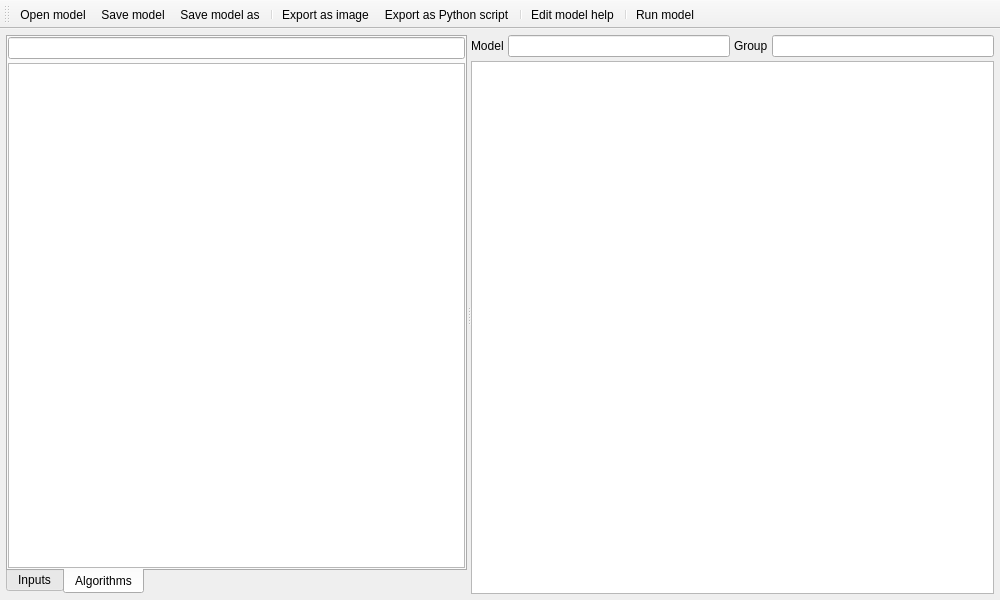
Before: the Qt Designer form python/plugins/processing/ui/DlgModeler.ui in carsmie/QGIS, drawn with Qt 5.
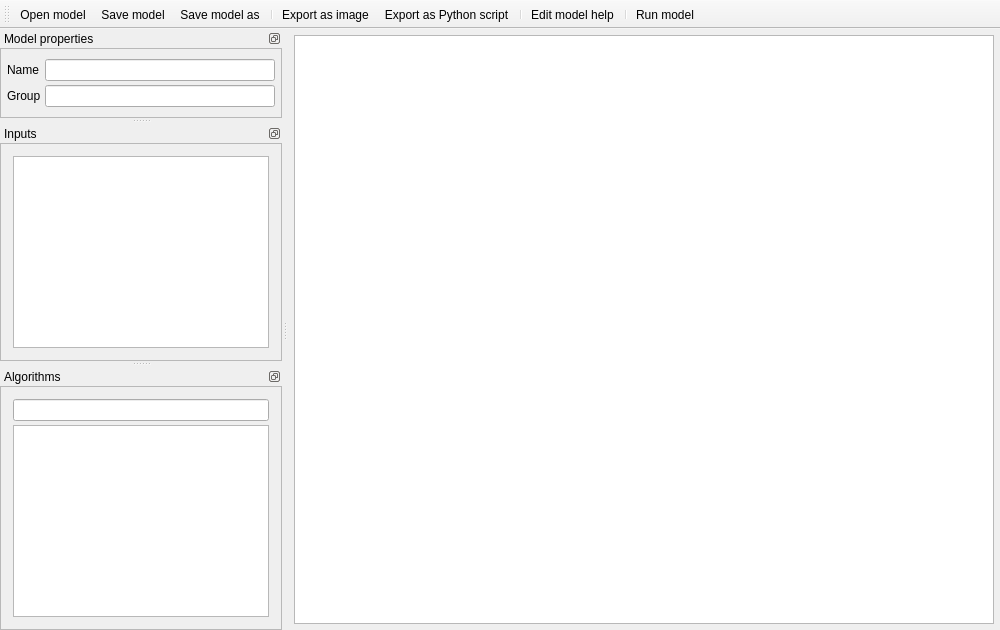
After: the same form once the commit is applied. Icons and pictures are not drawn. Custom widgets are drawn as their Qt base class.

Commit message: [processing] upgrade modeler to make use of qgsdockwidgets

Patch:
```diff
--- a/python/plugins/processing/ui/DlgModeler.ui
+++ b/python/plugins/processing/ui/DlgModeler.ui
@@ -22,122 +22,272 @@
      <number>6</number>
     </property>
     <item>
-     <widget class="QSplitter" name="splitter">
-      <property name="orientation">
-       <enum>Qt::Horizontal</enum>
+     <widget class="QGraphicsView" name="view"/>
+    </item>     
+   </layout>
+  </widget>
+  <widget class="QgsDockWidget" name="propertiesDock">
+   <property name="features">
+    <set>QDockWidget::DockWidgetFloatable|QDockWidget::DockWidgetMovable</set>
+   </property>
+   <property name="windowTitle">
+    <string>Model properties</string>
+   </property>
+   <attribute name="dockWidgetArea">
+    <number>1</number>
+   </attribute>
+   <layout class="QVBoxLayout" name="verticalDockLayout_1">
+    <property name="spacing">
+     <number>0</number>
+    </property>
+    <property name="margin">
+     <number>0</number>
+    </property>
+    <item>
+     <widget class="QScrollArea" name="scrollArea_1">
+      <property name="sizePolicy">
+       <sizepolicy hsizetype="MinimumExpanding" vsizetype="MinimumExpanding">
+        <horstretch>0</horstretch>
+        <verstretch>0</verstretch>
+       </sizepolicy>
       </property>
-      <widget class="QTabWidget" name="tabWidget">
-       <property name="minimumSize">
-        <size>
-         <width>300</width>
-         <height>0</height>
-        </size>
+      <property name="focusPolicy">
+       <enum>Qt::WheelFocus</enum>
+      </property>
+      <property name="frameShape">
+       <enum>QFrame::StyledPanel</enum>
+      </property>
+      <property name="frameShadow">
+       <enum>QFrame::Plain</enum>
+      </property>
+      <property name="widgetResizable">
+       <bool>true</bool>
+      </property>
+      <widget class="QWidget" name="scrollAreaWidgetContents_1">
+       <property name="geometry">
+        <rect>
+         <x>0</x>
+         <y>0</y>
+         <width>287</width>
+         <height>500</height>
+        </rect>
        </property>
-       <property name="tabPosition">
-        <enum>QTabWidget::South</enum>
-       </property>
-       <property name="currentIndex">
-        <number>1</number>
-       </property>
-       <widget class="QWidget" name="tab">
-        <attribute name="title">
-         <string>Inputs</string>
-        </attribute>
-        <layout class="QVBoxLayout" name="verticalLayout_3">
-         <property name="spacing">
-          <number>4</number>
-         </property>
-         <property name="margin">
-          <number>0</number>
-         </property>
-         <item>
-          <widget class="QTreeWidget" name="inputsTree">
-           <property name="alternatingRowColors">
-            <bool>true</bool>
-           </property>
-           <attribute name="headerVisible">
-            <bool>false</bool>
-           </attribute>
-           <column>
+       <layout class="QVBoxLayout" name="verticalLayout_2">
+        <property name="spacing">
+         <number>4</number>
+        </property>
+        <property name="margin">
+         <number>6</number>
+        </property>
+        <item>
+         <layout class="QGridLayout" name="gridLayout">
+          <property name="spacing">
+           <number>4</number>
+          </property>
+          <item row="0" column="0">
+           <widget class="QLabel" name="label_1">
             <property name="text">
-             <string notr="true">1</string>
+             <string>Name</string>
             </property>
-           </column>
-          </widget>
-         </item>
-        </layout>
-       </widget>
-       <widget class="QWidget" name="tab_2">
-        <attribute name="title">
-         <string>Algorithms</string>
-        </attribute>
-        <layout class="QVBoxLayout" name="verticalLayout_4">
-         <property name="spacing">
-          <number>4</number>
-         </property>
-         <property name="margin">
-          <number>0</number>
-         </property>
-         <item>
-          <widget class="QgsFilterLineEdit" name="searchBox">
-           <property name="toolTip">
-            <string>Enter algorithm name to filter list</string>
-           </property>
-          </widget>
-         </item>
-         <item>
-          <widget class="QTreeWidget" name="algorithmTree">
-           <property name="alternatingRowColors">
-            <bool>true</bool>
-           </property>
-           <attribute name="headerVisible">
-            <bool>false</bool>
-           </attribute>
-           <column>
+           </widget>
+          </item>
+          <item row="0" column="1">
+           <widget class="QLineEdit" name="textName">
+            <property name="toolTip">
+             <string>Enter model name here</string> 
+            </property>
+           </widget>
+          </item>
+          <item row="1" column="0">
+           <widget class="QLabel" name="label_2">
             <property name="text">
-             <string notr="true">1</string>
+             <string>Group</string>
             </property>
-           </column>
-          </widget>
-         </item>
-        </layout>
-       </widget>
+           </widget>
+          </item>
+          <item row="1" column="1">
+           <widget class="QLineEdit" name="textGroup">
+            <property name="toolTip">
+             <string>Enter group name here</string> 
+            </property>
+           </widget>
+          </item>
+         </layout>
+        </item>
+       </layout>
       </widget>
-      <widget class="QWidget" name="layoutWidget">
-       <layout class="QGridLayout" name="gridLayout">
+     </widget>
+    </item>
+   </layout>
+  </widget>
+  <widget class="QgsDockWidget" name="inputsDock">
+   <property name="features">
+    <set>QDockWidget::DockWidgetFloatable|QDockWidget::DockWidgetMovable</set>
+   </property>
+   <property name="windowTitle">
+    <string>Inputs</string>
+   </property>
+   <attribute name="dockWidgetArea">
+    <number>1</number>
+   </attribute>
+   <layout class="QVBoxLayout" name="verticalDockLayout_2">
+    <property name="spacing">
+     <number>0</number>
+    </property>
+    <property name="margin">
+     <number>0</number>
+    </property>
+    <item>
+     <widget class="QScrollArea" name="scrollArea_2">
+      <property name="sizePolicy">
+       <sizepolicy hsizetype="MinimumExpanding" vsizetype="MinimumExpanding">
+        <horstretch>0</horstretch>
+        <verstretch>0</verstretch>
+       </sizepolicy>
+      </property>
+      <property name="focusPolicy">
+       <enum>Qt::WheelFocus</enum>
+      </property>
+      <property name="frameShape">
+       <enum>QFrame::StyledPanel</enum>
+      </property>
+      <property name="frameShadow">
+       <enum>QFrame::Plain</enum>
+      </property>
+      <property name="widgetResizable">
+       <bool>true</bool>
+      </property>
+      <widget class="QWidget" name="scrollAreaWidgetContents_2">
+       <property name="geometry">
+        <rect>
+         <x>0</x>
+         <y>0</y>
+         <width>287</width>
+         <height>1113</height>
+        </rect>
+       </property>
+       <layout class="QVBoxLayout" name="verticalLayout_3">
         <property name="spacing">
          <number>4</number>
         </property>
-        <item row="0" column="0">
-         <widget class="QLabel" name="label_1">
-          <property name="text">
-           <string>Model</string>
+        <property name="margin">
+         <number>6</number>
+        </property>
+        <item>
+         <layout class="QVBoxLayout" name="verticalLayout_4">
+          <property name="spacing">
+           <number>4</number>
           </property>
-         </widget>
-        </item>
-        <item row="0" column="1">
-         <widget class="QLineEdit" name="textName">
-          <property name="toolTip">
-           <string>Enter model name here</string> 
+          <property name="margin">
+           <number>6</number>
           </property>
-         </widget>
+          <item>
+           <widget class="QTreeWidget" name="inputsTree">
+            <property name="alternatingRowColors">
+             <bool>true</bool>
+            </property>
+            <attribute name="headerVisible">
+             <bool>false</bool>
+            </attribute>
+            <column>
+             <property name="text">
+              <string notr="true">1</string>
+             </property>
+            </column>
+           </widget>
+          </item>
+         </layout>
         </item>
-        <item row="0" column="2">
-         <widget class="QLabel" name="label_2">
-          <property name="text">
-           <string>Group</string>
+       </layout>
+      </widget>
+     </widget>
+    </item>
+   </layout>
+  </widget>
+  <widget class="QgsDockWidget" name="algorithmsDock">
+   <property name="features">
+    <set>QDockWidget::DockWidgetFloatable|QDockWidget::DockWidgetMovable</set>
+   </property>
+   <property name="windowTitle">
+    <string>Algorithms</string>
+   </property>
+   <attribute name="dockWidgetArea">
+    <number>1</number>
+   </attribute>
+   <layout class="QVBoxLayout" name="verticalDockLayout_3">
+    <property name="spacing">
+     <number>0</number>
+    </property>
+    <property name="margin">
+     <number>0</number>
+    </property>
+    <item>
+     <widget class="QScrollArea" name="scrollArea_3">
+      <property name="sizePolicy">
+       <sizepolicy hsizetype="MinimumExpanding" vsizetype="MinimumExpanding">
+        <horstretch>0</horstretch>
+        <verstretch>0</verstretch>
+       </sizepolicy>
+      </property>
+      <property name="focusPolicy">
+       <enum>Qt::WheelFocus</enum>
+      </property>
+      <property name="frameShape">
+       <enum>QFrame::StyledPanel</enum>
+      </property>
+      <property name="frameShadow">
+       <enum>QFrame::Plain</enum>
+      </property>
+      <property name="widgetResizable">
+       <bool>true</bool>
+      </property>
+      <widget class="QWidget" name="scrollAreaWidgetContents_3">
+       <property name="geometry">
+        <rect>
+         <x>0</x>
+         <y>0</y>
+         <width>287</width>
+         <height>1113</height>
+        </rect>
+       </property>
+       <layout class="QVBoxLayout" name="verticalLayout_5">
+        <property name="spacing">
+         <number>4</number>
+        </property>
+        <property name="margin">
+         <number>6</number>
+        </property>
+        <item>
+         <layout class="QVBoxLayout" name="verticalLayout_6">
+          <property name="spacing">
+           <number>4</number>
           </property>
-         </widget>
-        </item>
-        <item row="0" column="3">
-         <widget class="QLineEdit" name="textGroup">
-          <property name="toolTip">
-           <string>Enter group name here</string> 
+          <property name="margin">
+           <number>6</number>
           </property>
-         </widget>
-        </item>
-        <item row="1" column="0" colspan="4">
-         <widget class="QGraphicsView" name="view"/>
+          <item>
+           <widget class="QgsFilterLineEdit" name="searchBox">
+            <property name="toolTip">
+             <string>Enter algorithm name to filter list</string>
+            </property>
+           </widget>
+          </item>
+          <item>
+           <widget class="QTreeWidget" name="algorithmTree">
+            <property name="alternatingRowColors">
+             <bool>true</bool>
+            </property>
+            <attribute name="headerVisible">
+             <bool>false</bool>
+            </attribute>
+            <column>
+             <property name="text">
+              <string notr="true">1</string>
+             </property>
+            </column>
+           </widget>
+          </item>
+         </layout>
         </item>
        </layout>
       </widget>
@@ -269,6 +419,23 @@
    <extends>QLineEdit</extends>
    <header>qgis.gui</header>
   </customwidget>
+  <customwidget>
+   <class>QgsDockWidget</class>
+   <extends>QDockWidget</extends>
+   <header>qgis.gui</header>
+  </customwidget>
+  <customwidget>
+   <class>QgsCollapsibleGroupBox</class>
+   <extends>QGroupBox</extends>
+   <header>qgis.gui</header>
+   <container>1</container>
+  </customwidget>
+  <customwidget>
+   <class>QgsCollapsibleGroupBoxBasic</class>
+   <extends>QGroupBox</extends>
+   <header>qgis.gui</header>
+   <container>1</container>
+  </customwidget>
  </customwidgets>
  <resources/>
  <connections/>
```
The commit also changes 1 other file.
